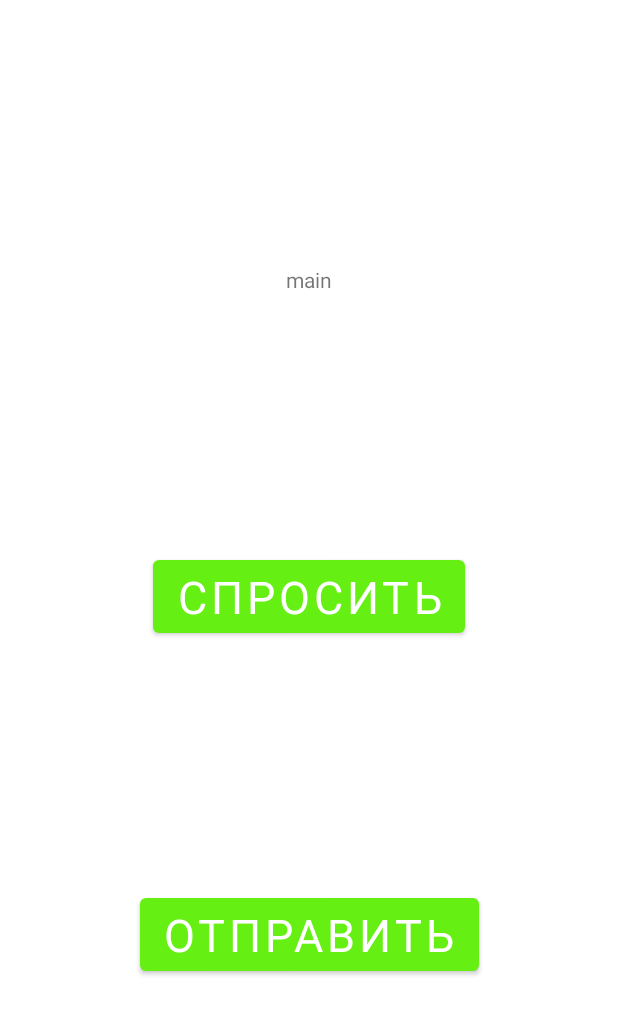
After one commit to mentatusn/base_1728_lesson_4, an Android app: the InterceptActivity screen opened directly, with no data from a screen before it, on a phone screen of 412 x 824 dp. The commit adds this screen. Shown: the top 1015 px of the screen. Run offline under Robolectric (Android 15) with nearby library versions, the phone set to English and light mode, and no system bars; Roboto replaces fonts that are not available here.

Commit message:
урок 5 закончили, разобрали явные и неявные намерения(intent)
 во время урока инфа как снежинки падает нам, а понимается уже когда сугроб наметет окончательно))))

```diff
--- /dev/null
+++ b/app/src/main/java/com/gb/base_1728_lesson_4/InterceptActivity.java
@@ -0,0 +1,28 @@
+package com.gb.base_1728_lesson_4;
+
+import android.content.Intent;
+import android.net.Uri;
+import android.os.Bundle;
+import android.view.View;
+import android.widget.Button;
+import android.widget.TextView;
+
+import androidx.annotation.Nullable;
+import androidx.appcompat.app.AppCompatActivity;
+
+public class InterceptActivity extends AppCompatActivity  {
+
+
+    TextView tv;
+    @Override
+    protected void onCreate(Bundle savedInstanceState) {
+        super.onCreate(savedInstanceState);
+        setContentView(R.layout.activity_main);
+        tv = findViewById(R.id.tv);
+        Bundle bundle =getIntent().getExtras();
+        if(bundle!=null){
+            tv.setText(bundle.getStringArray(Intent.EXTRA_EMAIL)[0]+" "+bundle.getString(Intent.EXTRA_SUBJECT));
+        }
+    }
+
+}
--- a/app/src/main/res/layout/activity_main.xml
+++ b/app/src/main/res/layout/activity_main.xml
@@ -12,7 +12,7 @@
         android:layout_width="wrap_content"
         android:layout_height="wrap_content"
         android:text="@string/main"
-        app:layout_constraintBottom_toBottomOf="parent"
+        app:layout_constraintBottom_toTopOf="@+id/btn"
         app:layout_constraintEnd_toEndOf="parent"
         app:layout_constraintStart_toStartOf="parent"
         app:layout_constraintTop_toTopOf="parent" />
@@ -22,9 +22,20 @@
         android:layout_width="wrap_content"
         android:layout_height="wrap_content"
         android:text="Спросить"
+        app:layout_constraintBottom_toTopOf="@+id/btnSender"
+        app:layout_constraintEnd_toEndOf="parent"
+        app:layout_constraintHorizontal_bias="0.5"
+        app:layout_constraintStart_toStartOf="parent"
+        app:layout_constraintTop_toBottomOf="@+id/tv" />
+
+    <Button
+        android:id="@+id/btnSender"
+        android:layout_width="wrap_content"
+        android:layout_height="wrap_content"
+        android:text="Отправить"
         app:layout_constraintBottom_toBottomOf="parent"
         app:layout_constraintEnd_toEndOf="parent"
         app:layout_constraintStart_toStartOf="parent"
-        app:layout_constraintTop_toBottomOf="@id/tv" />
+        app:layout_constraintTop_toBottomOf="@+id/btn" />
 
 </androidx.constraintlayout.widget.ConstraintLayout>
```
Also changed, not shown: app/src/main/AndroidManifest.xml (+20 -0 lines), app/src/main/java/com/gb/base_1728_lesson_4/MainActivity.java (+10 -0 lines).
